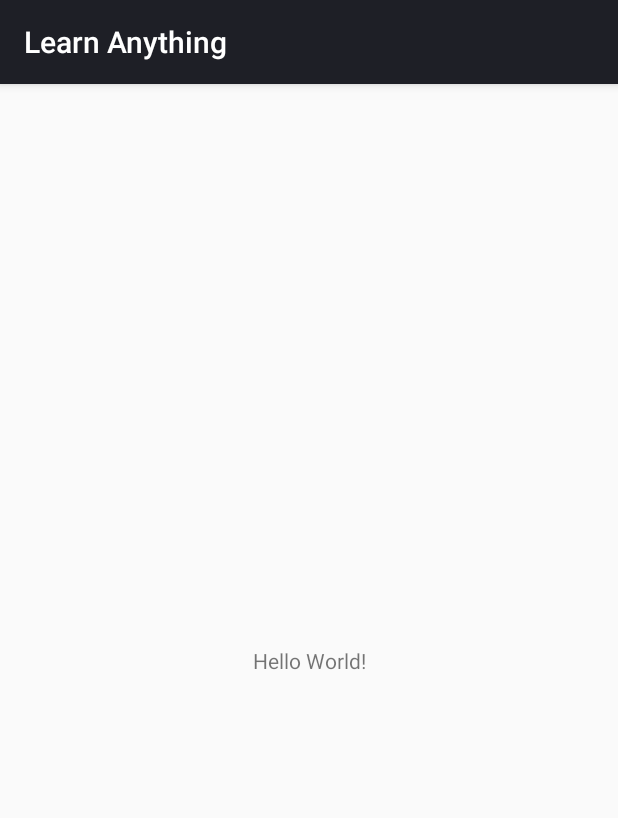
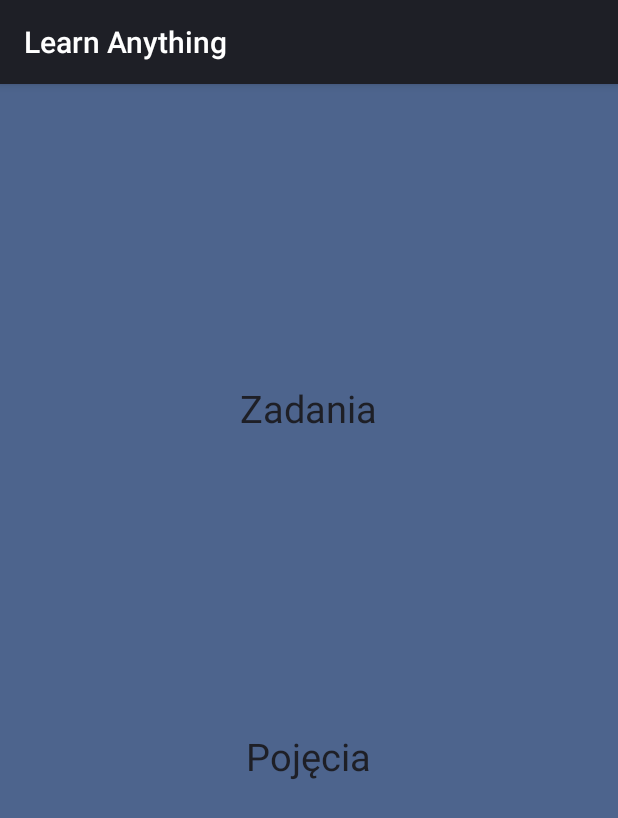
Before and after one commit to adas3000/Learn-Anything, an Android app: the screen it shows after launch (MainActivity), on a phone screen of 412 x 824 dp. Shown: the top 818 px of the screen. Run offline under Robolectric (Android 15) with nearby library versions, the phone set to English and light mode, and no system bars.

Commit message:
main activity xml update

```diff
--- a/app/build.gradle
+++ b/app/build.gradle
@@ -28,12 +28,12 @@ android {
 dependencies {
     implementation fileTree(dir: 'libs', include: ['*.jar'])
     implementation"org.jetbrains.kotlin:kotlin-stdlib-jdk7:$kotlin_version"
-    implementation 'androidx.appcompat:appcompat:1.0.2'
-    implementation 'androidx.core:core-ktx:1.0.2'
+    implementation 'androidx.appcompat:appcompat:1.1.0'
+    implementation 'androidx.core:core-ktx:1.1.0'
     implementation 'androidx.constraintlayout:constraintlayout:1.1.3'
-    //rx
-//    implementation 'io.reactivex.rxjava3:rxkotlin:3.0.0-RC1'
-//    implementation 'io.reactivex.rxjava2:rxandroid:2.1.1'
+//    rx
+    implementation("io.reactivex.rxjava2:rxkotlin:2.4.0")
+    implementation 'io.reactivex.rxjava2:rxandroid:2.1.1'
     //glide
     implementation 'com.github.bumptech.glide:glide:4.11.0'
     kapt 'com.github.bumptech.glide:compiler:4.11.0'
--- a/app/src/main/res/layout/activity_main.xml
+++ b/app/src/main/res/layout/activity_main.xml
@@ -1,18 +1,41 @@
 <?xml version="1.0" encoding="utf-8"?>
-<androidx.constraintlayout.widget.ConstraintLayout xmlns:android="http://schemas.android.com/apk/res/android"
+<androidx.constraintlayout.widget.ConstraintLayout
+    xmlns:android="http://schemas.android.com/apk/res/android"
+    xmlns:tools="http://schemas.android.com/tools"
     xmlns:app="http://schemas.android.com/apk/res-auto"
-    xmlns:tools="http://schemas.android.com/tools"
     android:layout_width="match_parent"
     android:layout_height="match_parent"
+    android:background="@color/colorAccent"
     tools:context=".MainActivity">
 
     <TextView
-        android:layout_width="wrap_content"
-        android:layout_height="wrap_content"
-        android:text="Hello World!"
+        android:id="@+id/textViewDefs"
+        android:layout_width="130dp"
+        android:layout_height="48dp"
+        android:gravity="center"
+        android:text="@string/menu_definctions_text_pl"
+        android:textColor="@color/colorPrimary"
+        android:textSize="25sp"
         app:layout_constraintBottom_toBottomOf="parent"
+        app:layout_constraintHorizontal_bias="0.498"
         app:layout_constraintLeft_toLeftOf="parent"
         app:layout_constraintRight_toRightOf="parent"
-        app:layout_constraintTop_toTopOf="parent" />
+        app:layout_constraintTop_toBottomOf="@+id/textViewTasks"
+        app:layout_constraintVertical_bias="0.384" />
+
+    <TextView
+        android:id="@+id/textViewTasks"
+        android:layout_width="130dp"
+        android:layout_height="48dp"
+        android:gravity="center"
+        android:text="@string/menu_tasks_text_pl"
+        android:textColor="@color/colorPrimary"
+        android:textSize="25sp"
+        app:layout_constraintBottom_toBottomOf="parent"
+        app:layout_constraintHorizontal_bias="0.498"
+        app:layout_constraintLeft_toLeftOf="parent"
+        app:layout_constraintRight_toRightOf="parent"
+        app:layout_constraintTop_toTopOf="parent"
+        app:layout_constraintVertical_bias="0.267" />
 
 </androidx.constraintlayout.widget.ConstraintLayout>
--- a/app/src/main/res/values/strings.xml
+++ b/app/src/main/res/values/strings.xml
@@ -1,3 +1,5 @@
 <resources>
     <string name="app_name">Learn Anything</string>
+    <string name="menu_definctions_text_pl">Pojęcia</string>
+    <string name="menu_tasks_text_pl">Zadania</string>
 </resources>
```
